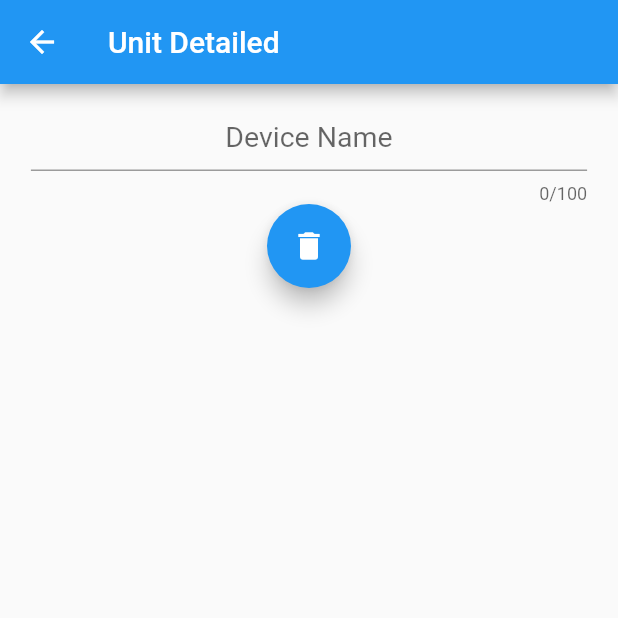
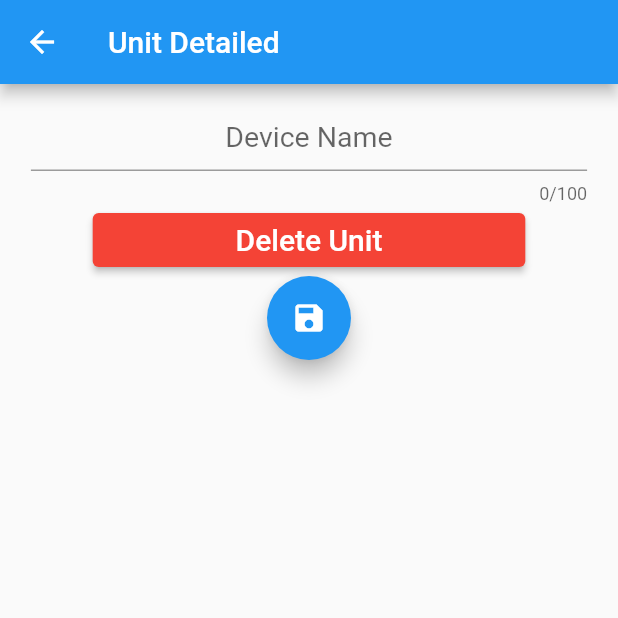
Before and after one commit to EnigmaticThrakon/SD_App, a Flutter app: the UnitDetailed screen opened directly with empty values, on a phone screen of 412 x 824 dp, the top half of it. Run offline on Flutter 3.47's test engine with Material 2 defaults, Android fonts, the phone set to English and light mode, and no system bars; our stand-ins replace device_info_plus, mobx; missing offline and left inert: signalr_client; accounts and stored records are empty; network calls fail.

Commit message:
Added the ability to update and show unit name

```diff
--- a/app/lib/pages/unit_detailed.dart
+++ b/app/lib/pages/unit_detailed.dart
@@ -33,6 +33,7 @@ class _UnitDetailedState extends State<UnitDetailed> {
   }
 
   void _initializeApp() async {
+    _deviceNameController.text = _unit.name == null ? '' : _unit.name!;
     Future.delayed(const Duration(seconds: 1)).then((value) => setState(() {}));
   }
 
@@ -77,11 +78,26 @@ class _UnitDetailedState extends State<UnitDetailed> {
                 ),
               ],
             ),
-                            FloatingActionButton(
-                  child: const Icon(Icons.delete),
+            SizedBox(
+              width: MediaQuery.of(context).size.width * 0.7,
+              child: ElevatedButton(
                   onPressed: () async => {
                     await _apiService.unlinkUnit(_unit),
                     Navigator.pop(context)
+                  },
+                  style: ElevatedButton.styleFrom(primary: Colors.red),
+                  child: const Text(
+                    "Delete Unit",
+                    style: TextStyle(fontSize: 20),
+                    )
+            ),
+            ),
+              FloatingActionButton(
+                  child: const Icon(Icons.save),
+                  onPressed: () async => {
+                    _unit.name = _deviceNameController.text,
+                    await _apiService.updateUnit(_unit),
+                    setState(() => {})
                   }
                 )
         ]
--- a/app/lib/services/api_service.dart
+++ b/app/lib/services/api_service.dart
@@ -147,4 +147,19 @@ class ApiService {
 
     return false;
   }
+
+    Future<bool> updateUnit(Unit unit) async {
+    try {
+      var url = Uri.parse('$baseUrl/api/Unit/Update');
+      var response = await http.put(url, headers: { "Content-Type" : "application/json" }, body: jsonEncode(unit.toJson()));
+
+      if(response.statusCode == 200 && response.body == "true") {
+        return true;
+      }
+    } catch (e) {
+      log(e.toString());
+    }
+
+    return false;
+  }
 }
```
Also changed, not shown: app/lib/pages/home.dart (+4 -4 lines).
